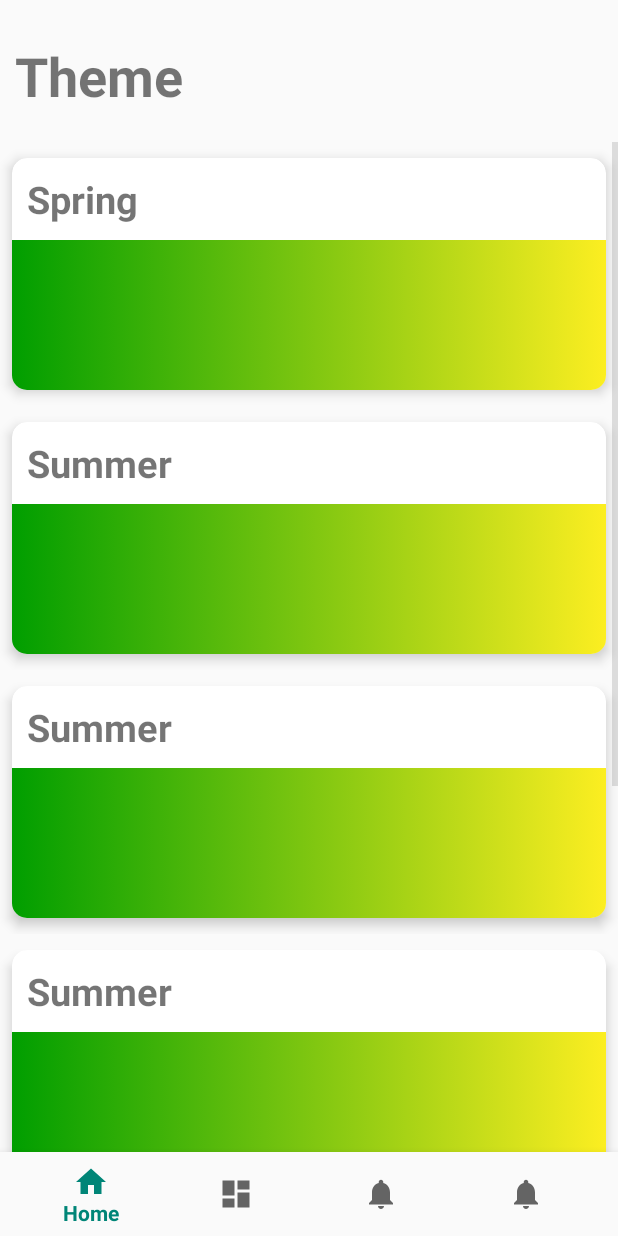
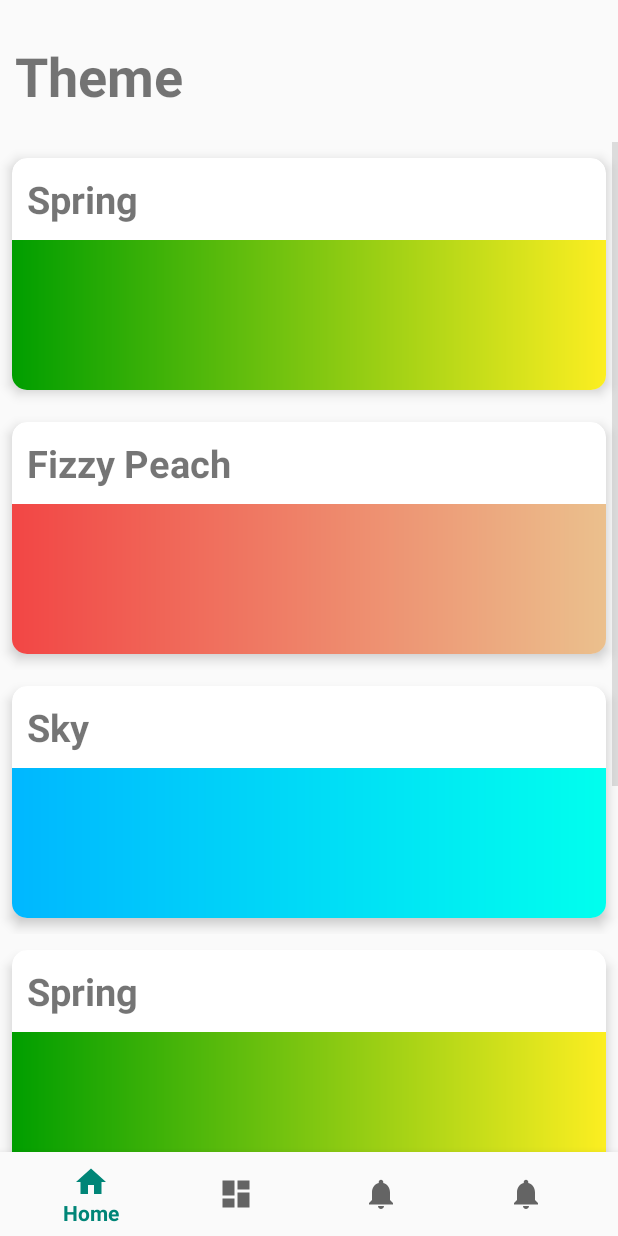
Before and after one commit to BonnyWang/PhotonLab-Android, an Android app: the Themes screen opened directly, with no data from a screen before it, on a phone screen of 412 x 824 dp. Run offline under Robolectric (Android 15) with nearby library versions, the phone set to English and light mode, and no system bars.

Commit message:
RecyclerView Gradient Drawable fixed

```diff
--- a/app/src/main/java/com/example/myapplication/RvAdapter.java
+++ b/app/src/main/java/com/example/myapplication/RvAdapter.java
@@ -3,6 +3,7 @@ package com.example.myapplication;
 import android.view.LayoutInflater;
 import android.view.View;
 import android.view.ViewGroup;
+import android.widget.ImageView;
 import android.widget.TextView;
 
 import androidx.cardview.widget.CardView;
@@ -15,11 +16,14 @@ public class RvAdapter extends RecyclerView.Adapter<RvAdapter.MyViewHolder> {
     public static class MyViewHolder extends RecyclerView.ViewHolder {
         CardView cv;
         TextView textView;
+        ImageView imageView_Card;
+
 
         public MyViewHolder(View v) {
             super(v);
             cv = (CardView)itemView.findViewById(R.id.cv);
             textView = (TextView) itemView.findViewById(R.id.textView);
+            imageView_Card = (ImageView)itemView.findViewById(R.id.imageView_Card);
         }
     }
 
@@ -45,6 +49,7 @@ public class RvAdapter extends RecyclerView.Adapter<RvAdapter.MyViewHolder> {
     @Override
     public void onBindViewHolder(MyViewHolder holder, int i) {
         holder.textView.setText(mthemes.get(i).name);
+        holder.imageView_Card.setImageDrawable(mthemes.get(i).gradientDrawable);
     }
 
     @Override
--- a/app/src/main/java/com/example/myapplication/Themes.java
+++ b/app/src/main/java/com/example/myapplication/Themes.java
@@ -5,6 +5,7 @@ import android.bluetooth.BluetoothServerSocket;
 import android.content.Context;
 import android.content.Intent;
 import android.graphics.drawable.Drawable;
+import android.graphics.drawable.GradientDrawable;
 import android.os.Build;
 import android.os.Bundle;
 
@@ -23,6 +24,7 @@ import android.view.MenuItem;
 import android.view.View;
 import android.view.ViewGroup;
 import android.widget.Button;
+import android.widget.ImageView;
 import android.widget.LinearLayout;
 import android.widget.SeekBar;
 import android.widget.TextView;
@@ -40,10 +42,14 @@ import android.widget.Toast;
 public class Themes extends AppCompatActivity {
     private TextView mTextMessage;
     private CardView mCardView;
+
     //added for Recycler -Bonny
-
     Context context;
     List<theme_Class> mtheme;
+
+    //added for setting different color for the gradient -Bonny
+    ImageView imageView_Card;
+
 
     private BottomNavigationView.OnNavigationItemSelectedListener mOnNavigationItemSelectedListener
             = new BottomNavigationView.OnNavigationItemSelectedListener() {
@@ -84,6 +90,8 @@ public class Themes extends AppCompatActivity {
         LinearLayoutManager llm = new LinearLayoutManager(context);
         rv.setLayoutManager(llm);
 
+        imageView_Card = (ImageView)findViewById(R.id.imageView_Card);
+
         initializeData();
 
         RvAdapter adapter = new RvAdapter(mtheme);
@@ -100,14 +108,12 @@ public class Themes extends AppCompatActivity {
 
     private void initializeData(){
         mtheme = new ArrayList<>();
-        mtheme.add(new theme_Class("Spring"));
-        mtheme.add(new theme_Class("Summer"));
-        mtheme.add(new theme_Class("Summer"));
-        mtheme.add(new theme_Class("Summer"));
-        mtheme.add(new theme_Class("Summer"));
-        mtheme.add(new theme_Class("Summer"));
-
-
+        mtheme.add(new theme_Class("Spring", new int[] {0xff009e00, 0xfffcee21}));
+        mtheme.add(new theme_Class("Fizzy Peach", new int[] {0xfff24645, 0xffebc08d}));
+        mtheme.add(new theme_Class("Sky", new int[] {0xff00b7ff, 0xff00ffee}));
+        mtheme.add(new theme_Class("Spring", new int[] {0xff009e00, 0xfffcee21}));
+        mtheme.add(new theme_Class("Fizzy Peach", new int[] {0xfff24645, 0xffebc08d}));
+        mtheme.add(new theme_Class("Sky", new int[] {0xff00b7ff, 0xff00ffee}));
     }
 
 
--- a/app/src/main/java/com/example/myapplication/theme_Class.java
+++ b/app/src/main/java/com/example/myapplication/theme_Class.java
@@ -1,4 +1,6 @@
 package com.example.myapplication;
+
+import android.graphics.drawable.GradientDrawable;
 
 import androidx.recyclerview.widget.RecyclerView;
 
@@ -8,11 +10,17 @@ import java.util.List;
 public class theme_Class {
 
         String name;
+        int[] colors;
+        GradientDrawable gradientDrawable;
+        //TODO:Can delet the gradient drawable file now -Bonny
 
 
 
-    public theme_Class(String name){
+    public theme_Class(String name, int[] colors){
+
         this.name = name;
+        this.colors = colors;
+        gradientDrawable = new GradientDrawable(GradientDrawable.Orientation.LEFT_RIGHT, colors);
     }
 
 
--- a/app/src/main/res/layout/cardview.xml
+++ b/app/src/main/res/layout/cardview.xml
@@ -35,7 +35,7 @@
 
 
             <ImageView
-                android:id="@+id/imageView3"
+                android:id="@+id/imageView_Card"
                 android:layout_width="match_parent"
                 android:layout_height="100dp"
                 android:background="#008F0F0F"
```
